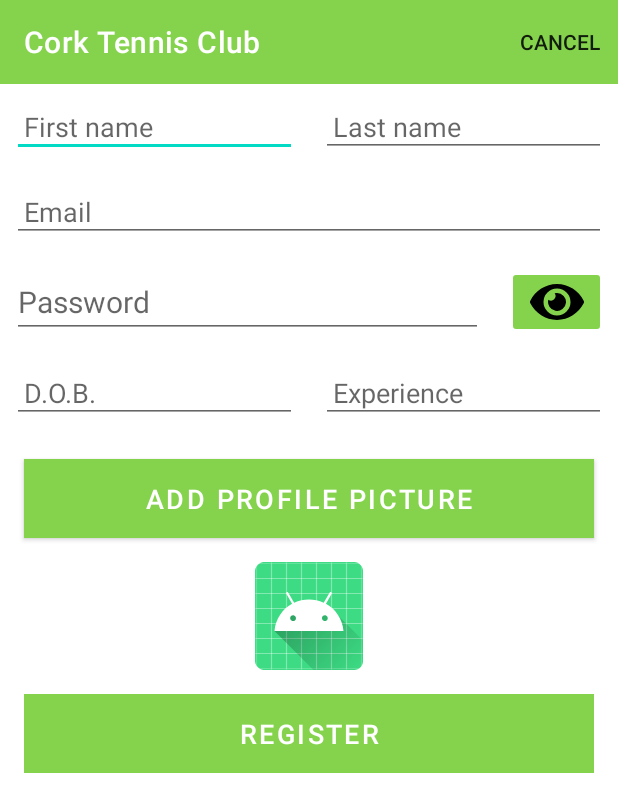
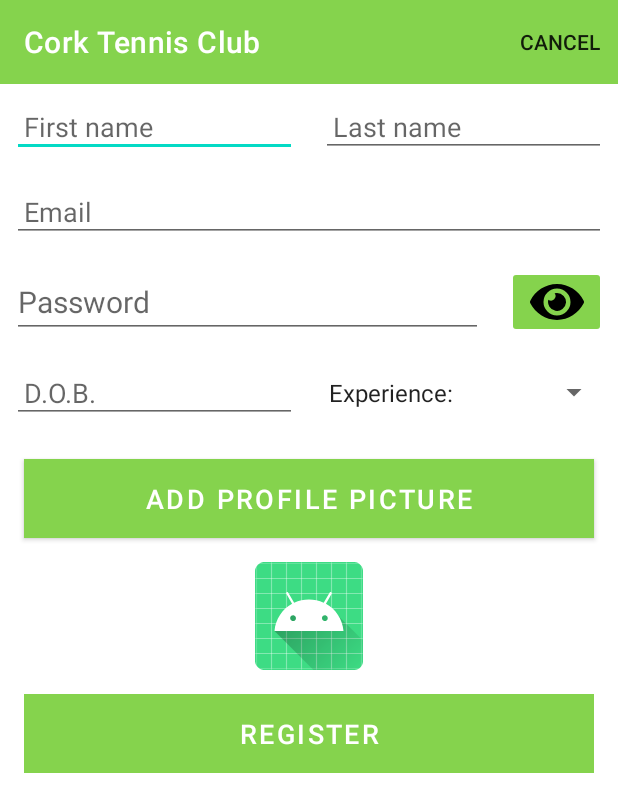
Before and after one commit to tonynaughton/cork-tennis-club, an Android app: the RegisterActivity screen opened directly, with no data from a screen before it, on a phone screen of 412 x 824 dp. Shown: the top 812 px of the screen. Run offline under Robolectric (Android 15) with nearby library versions, the phone set to English and light mode, and no system bars; our stand-ins replace Picasso, Timber; pictures from the network do not load.

Commit message:
Added spinner for experience options

```diff
--- a/app/src/main/java/ie/wit/tennisapp/activities/AddResultActivity.kt
+++ b/app/src/main/java/ie/wit/tennisapp/activities/AddResultActivity.kt
@@ -73,7 +73,6 @@ class AddResultActivity : AppCompatActivity() {
         binding.btnAdd.setOnClickListener() {
             var p1score = binding.playerOneScore.text.toString()
             var p2score = binding.playerTwoScore.text.toString()
-            println(result.playerOne == addMemberString)
             if (result.playerOne == addMemberString || result.playerTwo == addMemberString || p1score.isEmpty() || p2score.isEmpty()) {
                 Snackbar
                     .make(it, R.string.fill_in_all_fields, Snackbar.LENGTH_LONG)
--- a/app/src/main/java/ie/wit/tennisapp/activities/ContactActivity.kt
+++ b/app/src/main/java/ie/wit/tennisapp/activities/ContactActivity.kt
@@ -63,7 +63,7 @@ class ContactActivity: AppCompatActivity(), OnMapReadyCallback {
                 startActivity(Intent(this, ContactActivity::class.java))
                 true
             }
-            R.id.item_contact -> {
+            R.id.item_logout -> {
                 startActivity(Intent(this, HomeActivity::class.java))
                 true
             }
--- a/app/src/main/java/ie/wit/tennisapp/activities/ListMembersActivity.kt
+++ b/app/src/main/java/ie/wit/tennisapp/activities/ListMembersActivity.kt
@@ -90,7 +90,7 @@ class ListMembersActivity : AppCompatActivity(), MembersListener {
                 startActivity(Intent(this, ContactActivity::class.java))
                 true
             }
-            R.id.item_contact -> {
+            R.id.item_logout -> {
                 startActivity(Intent(this, HomeActivity::class.java))
                 true
             }
--- a/app/src/main/java/ie/wit/tennisapp/activities/ListResultsActivity.kt
+++ b/app/src/main/java/ie/wit/tennisapp/activities/ListResultsActivity.kt
@@ -94,7 +94,7 @@ class ListResultsActivity : AppCompatActivity(), ResultsListener {
                 startActivity(Intent(this, ContactActivity::class.java))
                 true
             }
-            R.id.item_contact -> {
+            R.id.item_logout -> {
                 startActivity(Intent(this, HomeActivity::class.java))
                 true
             }
--- a/app/src/main/java/ie/wit/tennisapp/activities/RegisterActivity.kt
+++ b/app/src/main/java/ie/wit/tennisapp/activities/RegisterActivity.kt
@@ -8,8 +8,8 @@ import android.text.method.HideReturnsTransformationMethod
 import android.text.method.PasswordTransformationMethod
 import android.view.Menu
 import android.view.MenuItem
-import android.widget.EditText
-import android.widget.ImageButton
+import android.view.View
+import android.widget.*
 import androidx.activity.result.ActivityResultLauncher
 import androidx.activity.result.contract.ActivityResultContracts
 import androidx.core.content.ContextCompat
@@ -41,6 +41,15 @@ class RegisterActivity() : AppCompatActivity() {
 
         app = application as MainApp
 
+        val selectExperienceString = "Experience:"
+        val experienceOptions = mutableListOf(selectExperienceString, "Beginner", "Intermediate", "Experienced")
+
+        val experienceSpinner = findViewById<Spinner>(R.id.experienceSpinner)
+        if (experienceSpinner != null) {
+            val adapter = ArrayAdapter(this, android.R.layout.simple_spinner_item, experienceOptions)
+            experienceSpinner.adapter = adapter
+        }
+
         if (intent.hasExtra("member_edit")) {
             edit = true
             member = intent.extras?.getParcelable("member_edit")!!
@@ -49,7 +58,7 @@ class RegisterActivity() : AppCompatActivity() {
             binding.memberEmail.setText(member.email)
             binding.memberPassword.setText(member.password)
             binding.memberDob.setText(member.dob)
-            binding.memberExperience.setText(member.experience)
+            binding.experienceSpinner.setSelection(experienceOptions.indexOf(member.experience))
             binding.btnAdd.setText(R.string.update_member)
             Picasso.get()
                 .load(member.image)
@@ -57,6 +66,13 @@ class RegisterActivity() : AppCompatActivity() {
             if (member.image != Uri.EMPTY) {
                 binding.chooseImage.setText(R.string.change_member_image)
             }
+        }
+
+        experienceSpinner.onItemSelectedListener = object : AdapterView.OnItemSelectedListener {
+            override fun onItemSelected(parent: AdapterView<*>?, view: View?, position: Int, id: Long) {
+                member.experience = experienceOptions[position]
+            }
+            override fun onNothingSelected(parent: AdapterView<*>) {}
         }
 
         val togglePasswordVisButton = findViewById<ImageButton>(R.id.togglePasswordVisibility)
@@ -79,9 +95,8 @@ class RegisterActivity() : AppCompatActivity() {
             member.email = binding.memberEmail.text.toString()
             member.password = binding.memberPassword.text.toString()
             member.dob = binding.memberDob.text.toString()
-            member.experience = binding.memberExperience.text.toString()
             if (member.firstName.isEmpty() || member.lastName.isEmpty()
-                || member.dob.isEmpty() || member.experience.isEmpty()
+                || member.dob.isEmpty() || member.experience == selectExperienceString
                 || member.email.isEmpty() || member.password.isEmpty()) {
                 Snackbar
                     .make(it, R.string.fill_in_all_fields, Snackbar.LENGTH_LONG)
--- a/app/src/main/res/layout/activity_register.xml
+++ b/app/src/main/res/layout/activity_register.xml
@@ -126,19 +126,27 @@
                     android:textSize="18sp"
                     android:layout_weight="1"/>
 
-                <EditText
-                    android:id="@+id/memberExperience"
+                <Spinner
+                    android:id="@+id/experienceSpinner"
                     android:layout_width="match_parent"
-                    android:layout_height="wrap_content"
-                    android:layout_margin="8dp"
-                    android:hint="@string/hint_memberExperience"
-                    android:inputType="text"
-                    android:maxLength="25"
-                    android:maxLines="1"
-                    android:padding="8dp"
-                    android:textColor="@color/colorPrimaryDark"
-                    android:textSize="18sp"
-                    android:layout_weight="1"/>
+                    android:layout_height="match_parent"
+                    android:layout_weight="1"
+                    android:layout_margin="5dp"
+                    android:textSize="18dp"/>
+
+<!--                <EditText-->
+<!--                    android:id="@+id/memberExperience"-->
+<!--                    android:layout_width="match_parent"-->
+<!--                    android:layout_height="wrap_content"-->
+<!--                    android:layout_margin="8dp"-->
+<!--                    android:hint="@string/hint_memberExperience"-->
+<!--                    android:inputType="text"-->
+<!--                    android:maxLength="25"-->
+<!--                    android:maxLines="1"-->
+<!--                    android:padding="8dp"-->
+<!--                    android:textColor="@color/colorPrimaryDark"-->
+<!--                    android:textSize="18sp"-->
+<!--                    android:layout_weight="1"/>-->
 
             </LinearLayout>
 
```
